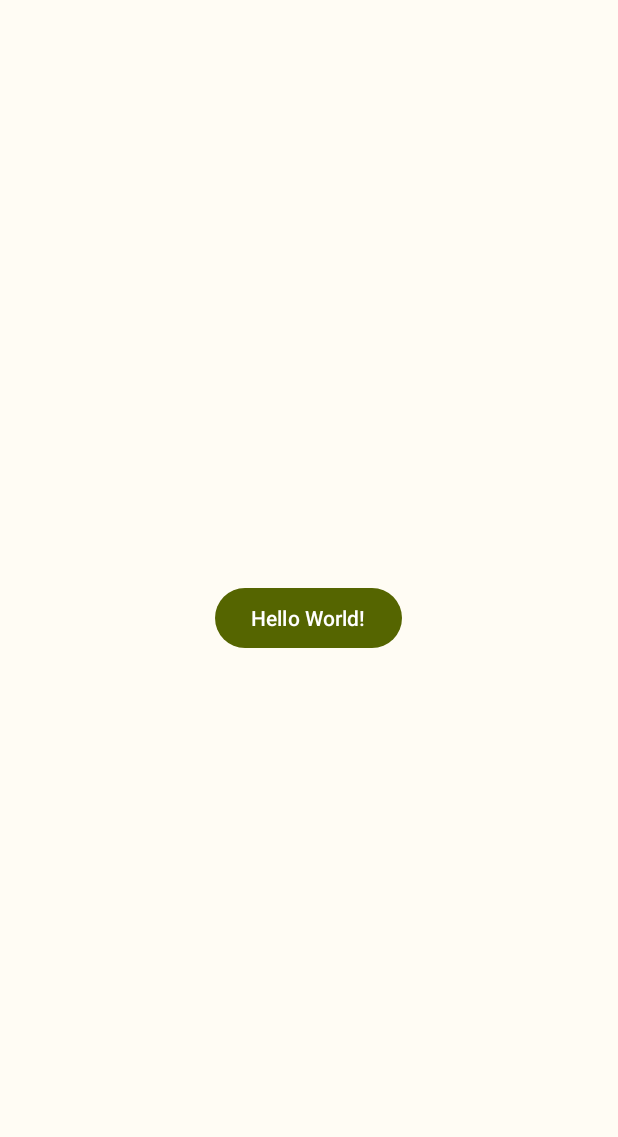
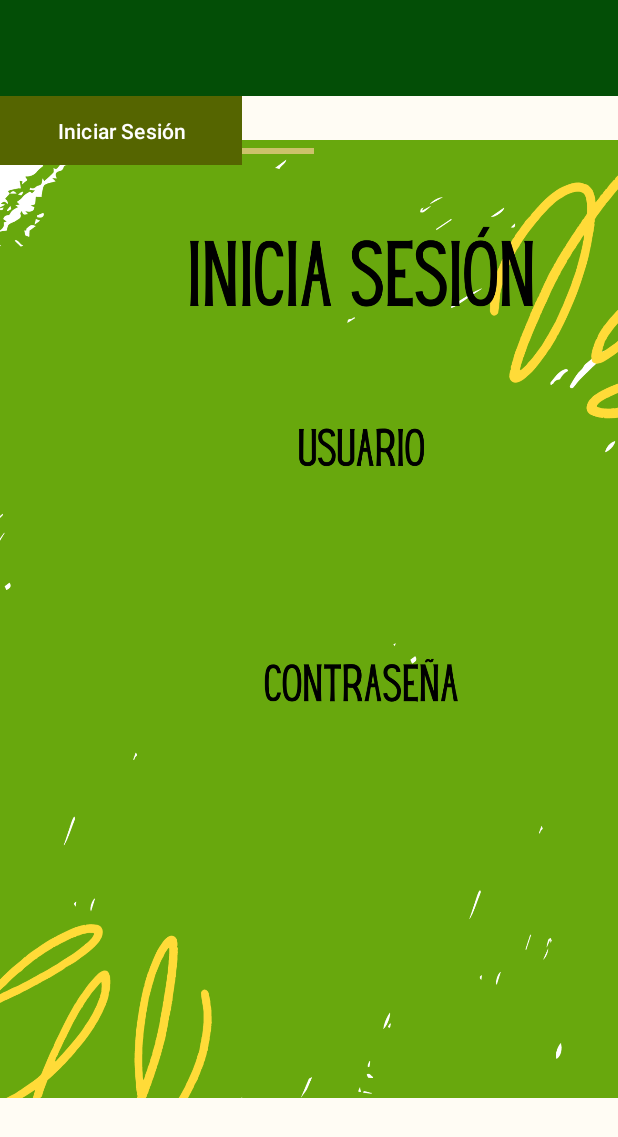
Before and after one commit to Deivis9090/VitalityFood, an Android app: the screen it shows after launch (MainActivity), on a phone screen of 412 x 824 dp. Shown: the top 1137 px of the screen. Run offline under Robolectric (Android 15) with nearby library versions, the phone set to English and light mode, and no system bars.

Commit message:
Esta es la pantalla de login

```diff
--- a/app/src/main/res/layout/activity_main.xml
+++ b/app/src/main/res/layout/activity_main.xml
@@ -1,20 +1,45 @@
 <?xml version="1.0" encoding="utf-8"?>
-<RelativeLayout
-    xmlns:android="http://schemas.android.com/apk/res/android"
+<androidx.coordinatorlayout.widget.CoordinatorLayout xmlns:android="http://schemas.android.com/apk/res/android"
     xmlns:app="http://schemas.android.com/apk/res-auto"
     xmlns:tools="http://schemas.android.com/tools"
     android:layout_width="match_parent"
     android:layout_height="match_parent"
-    android:gravity="center"
+    android:fitsSystemWindows="true"
     tools:context=".MainActivity">
 
-    <Button
-        android:layout_width="wrap_content"
+    <com.google.android.material.appbar.AppBarLayout
+        android:layout_width="match_parent"
         android:layout_height="wrap_content"
-        android:text="Hello World!"
-        app:layout_constraintBottom_toBottomOf="parent"
-        app:layout_constraintEnd_toEndOf="parent"
-        app:layout_constraintStart_toStartOf="parent"
-        app:layout_constraintTop_toTopOf="parent"/>
+        android:fitsSystemWindows="true">
 
-</RelativeLayout>
+        <com.google.android.material.appbar.MaterialToolbar
+            android:id="@+id/toolbar"
+            android:layout_width="match_parent"
+            android:layout_height="?attr/actionBarSize"
+            android:background="#034E06" />
+
+        <androidx.constraintlayout.widget.ConstraintLayout
+            android:layout_width="match_parent"
+            android:layout_height="668dp">
+
+            <ImageView
+                android:id="@+id/imageView6"
+                android:layout_width="482dp"
+                android:layout_height="740dp"
+                android:backgroundTint="#0E4C10"
+                app:srcCompat="@drawable/fndpi"
+                tools:layout_editor_absoluteX="-36dp"
+                tools:layout_editor_absoluteY="-36dp" />
+
+            <include
+                android:id="@+id/include"
+                layout="@layout/content_main"
+                android:layout_width="wrap_content"
+                android:layout_height="wrap_content"
+                tools:layout_editor_absoluteX="0dp"
+                tools:layout_editor_absoluteY="63dp" />
+        </androidx.constraintlayout.widget.ConstraintLayout>
+
+    </com.google.android.material.appbar.AppBarLayout>
+
+</androidx.coordinatorlayout.widget.CoordinatorLayout>
--- /dev/null
+++ b/app/src/main/res/layout/content_main.xml
@@ -0,0 +1,47 @@
+<?xml version="1.0" encoding="utf-8"?>
+<androidx.constraintlayout.widget.ConstraintLayout xmlns:android="http://schemas.android.com/apk/res/android"
+    xmlns:app="http://schemas.android.com/apk/res-auto"
+    xmlns:tools="http://schemas.android.com/tools"
+    android:layout_width="match_parent"
+    android:layout_height="match_parent"
+    app:layout_behavior="@string/appbar_scrolling_view_behavior">
+
+    <androidx.constraintlayout.widget.ConstraintLayout
+        android:layout_width="409dp"
+        android:layout_height="729dp"
+        tools:layout_editor_absoluteX="1dp"
+        tools:layout_editor_absoluteY="1dp">
+
+        <EditText
+            android:id="@+id/editTextText"
+            android:layout_width="wrap_content"
+            android:layout_height="wrap_content"
+            android:backgroundTint="#CCC26B"
+            android:backgroundTintMode="add"
+            android:ems="10"
+            android:inputType="text"
+            tools:layout_editor_absoluteX="99dp"
+            tools:layout_editor_absoluteY="184dp" />
+
+        <EditText
+            android:id="@+id/editTextTextPassword2"
+            android:layout_width="wrap_content"
+            android:layout_height="wrap_content"
+            android:backgroundTint="#CCC26B"
+            android:backgroundTintMode="add"
+            android:ems="10"
+            android:inputType="textPassword"
+            tools:layout_editor_absoluteX="98dp"
+            tools:layout_editor_absoluteY="330dp" />
+
+        <Button
+            android:id="@+id/button"
+            android:layout_width="161dp"
+            android:layout_height="46dp"
+            android:background="#F6CA47"
+            android:backgroundTint="#F6CA47"
+            android:text="Iniciar Sesión"
+            tools:layout_editor_absoluteX="124dp"
+            tools:layout_editor_absoluteY="424dp" />
+    </androidx.constraintlayout.widget.ConstraintLayout>
+</androidx.constraintlayout.widget.ConstraintLayout>
```
Also changed, not shown: app/src/main/res/drawable/fndpi.png (added).
